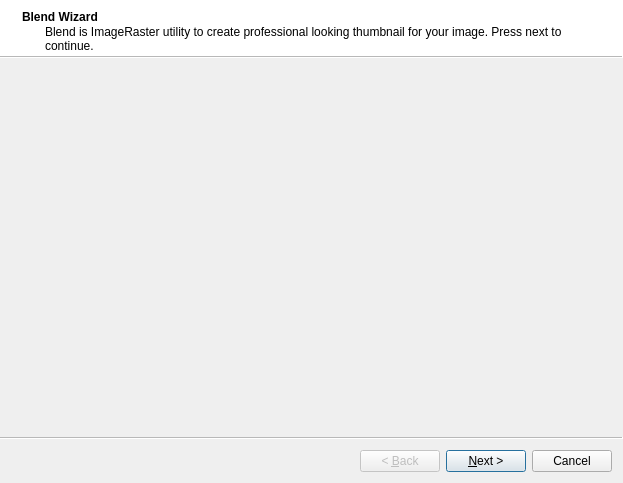
Before: the Qt Designer form BlendWizard.ui in lebenasa/ImageRaster, drawn with Qt 5.
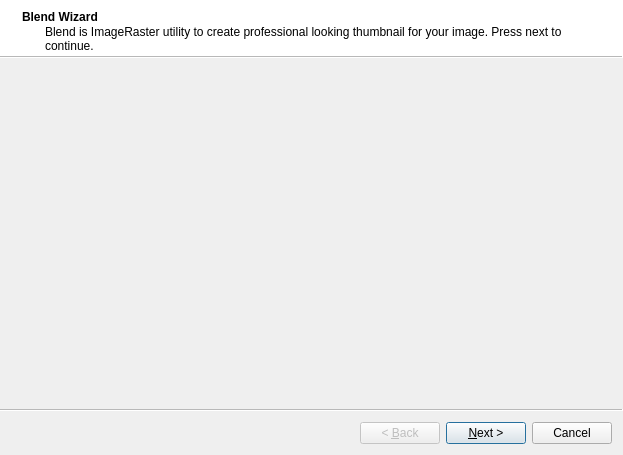
After: the same form once the commit is applied. Custom widgets are drawn as their Qt base class.

What changed in the file:
```diff
--- a/BlendWizard.ui
+++ b/BlendWizard.ui
@@ -7,7 +7,7 @@
     <x>0</x>
     <y>0</y>
     <width>623</width>
-    <height>483</height>
+    <height>455</height>
    </rect>
   </property>
   <property name="windowTitle">
```
Left out of the diff: 2 changed lines with no effect on the pictures.
